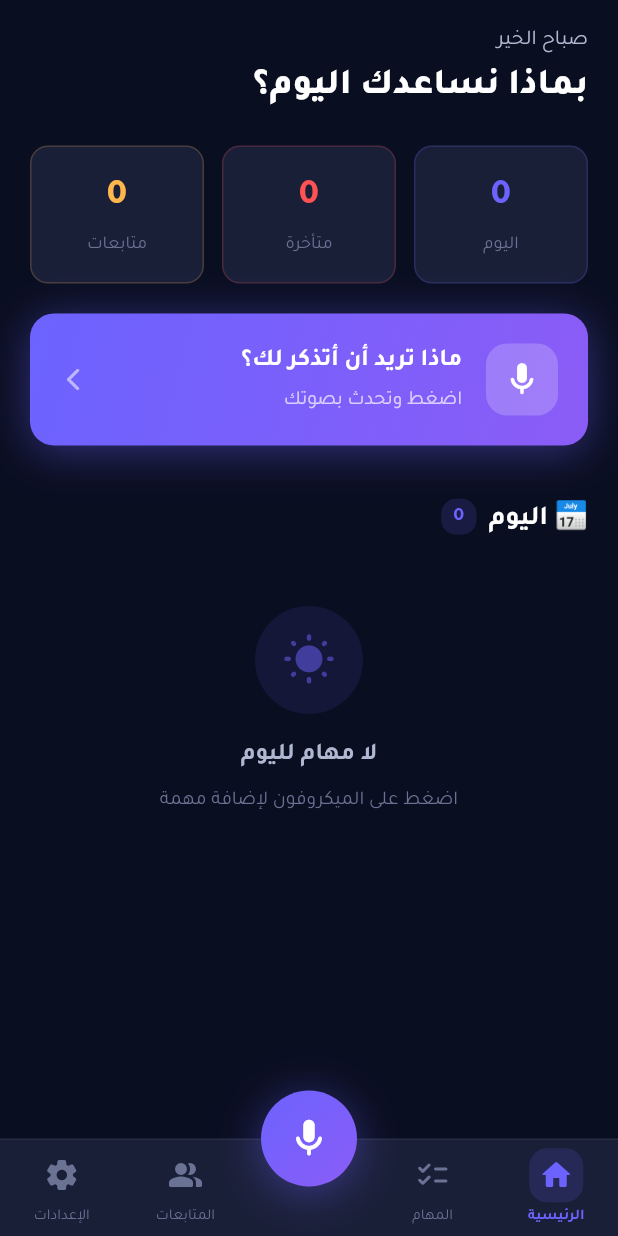
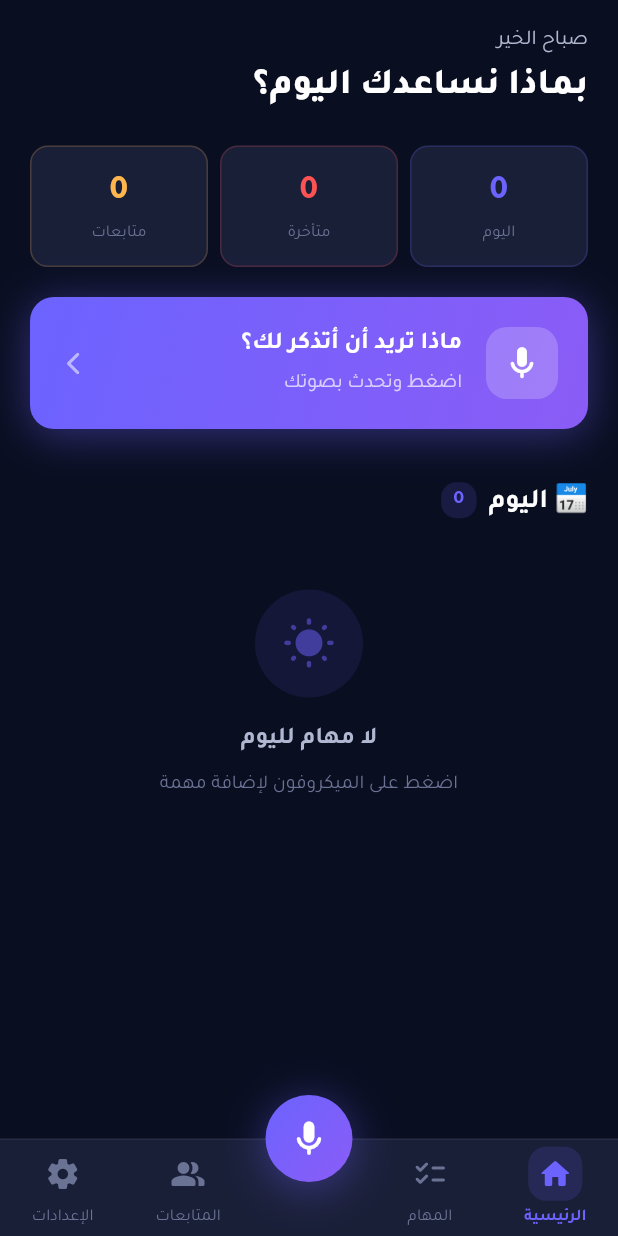
Before and after one commit to salehalsharif/sekreteerak, a Flutter app: the HomeScreen screen opened by its route, on a phone screen of 412 x 824 dp. Run offline on Flutter 3.47's test engine with Material 3 defaults, Android fonts, the phone set to English and light mode, and no system bars; our stand-ins replace flutter_local_notifications, flutter_riverpod, go_router, google_fonts, speech_to_text, supabase_flutter and 1 more; missing offline and left inert: record; accounts and stored records are empty.

Commit message:
style: mobile layout optimizations - stats cards, nav labels, FAB sizing

```diff
--- a/lib/screens/home/home_screen.dart
+++ b/lib/screens/home/home_screen.dart
@@ -257,9 +257,9 @@ class HomeScreen extends ConsumerWidget {
     return Row(
       children: [
         _statCard('اليوم', '${counts['today'] ?? 0}', AppTheme.primaryColor),
-        const SizedBox(width: 12),
+        const SizedBox(width: 8),
         _statCard('متأخرة', '${counts['overdue'] ?? 0}', AppTheme.errorColor),
-        const SizedBox(width: 12),
+        const SizedBox(width: 8),
         _statCard('متابعات', '${counts['followup'] ?? 0}', AppTheme.warningColor),
       ],
     );
@@ -268,7 +268,7 @@ class HomeScreen extends ConsumerWidget {
   Widget _statCard(String label, String value, Color color) {
     return Expanded(
       child: Container(
-        padding: const EdgeInsets.symmetric(vertical: 16, horizontal: 12),
+        padding: const EdgeInsets.symmetric(vertical: 14, horizontal: 8),
         decoration: BoxDecoration(
           color: AppTheme.surfaceColor,
           borderRadius: BorderRadius.circular(AppTheme.radiusMd),
@@ -283,19 +283,20 @@ class HomeScreen extends ConsumerWidget {
               value,
               style: TextStyle(
                 fontFamily: 'Tajawal',
-                fontSize: 24,
+                fontSize: 22,
                 fontWeight: FontWeight.w800,
                 color: color,
               ),
             ),
-            const SizedBox(height: 4),
+            const SizedBox(height: 2),
             Text(
               label,
               style: const TextStyle(
                 fontFamily: 'Tajawal',
-                fontSize: 12,
+                fontSize: 11,
                 color: AppTheme.textMuted,
               ),
+              overflow: TextOverflow.ellipsis,
             ),
           ],
         ),
--- a/lib/widgets/app_shell.dart
+++ b/lib/widgets/app_shell.dart
@@ -26,8 +26,8 @@ class AppShell extends ConsumerWidget {
 
   Widget _buildMicFAB(BuildContext context) {
     return Container(
-      height: 64,
-      width: 64,
+      height: 58,
+      width: 58,
       decoration: BoxDecoration(
         shape: BoxShape.circle,
         gradient: AppTheme.primaryGradient,
@@ -40,7 +40,7 @@ class AppShell extends ConsumerWidget {
         heroTag: 'mic_fab',
         child: const Icon(
           Icons.mic_rounded,
-          size: 30,
+          size: 28,
           color: Colors.white,
         ),
       ),
@@ -80,7 +80,7 @@ class AppShell extends ConsumerWidget {
                 route: '/tasks',
                 currentIndex: currentIndex,
               ),
-              const SizedBox(width: 64), // Space for FAB
+              const SizedBox(width: 58), // Space for FAB
               _navItem(
                 context, ref,
                 icon: Icons.people_alt_rounded,
@@ -141,15 +141,16 @@ class AppShell extends ConsumerWidget {
                 color: isActive ? AppTheme.primaryColor : AppTheme.textMuted,
               ),
             ),
-            const SizedBox(height: 2),
+            const SizedBox(height: 3),
             Text(
               label,
               style: TextStyle(
                 fontFamily: 'Tajawal',
-                fontSize: 10,
+                fontSize: 11,
                 fontWeight: isActive ? FontWeight.w600 : FontWeight.w400,
                 color: isActive ? AppTheme.primaryColor : AppTheme.textMuted,
               ),
+              overflow: TextOverflow.ellipsis,
             ),
           ],
         ),
```
